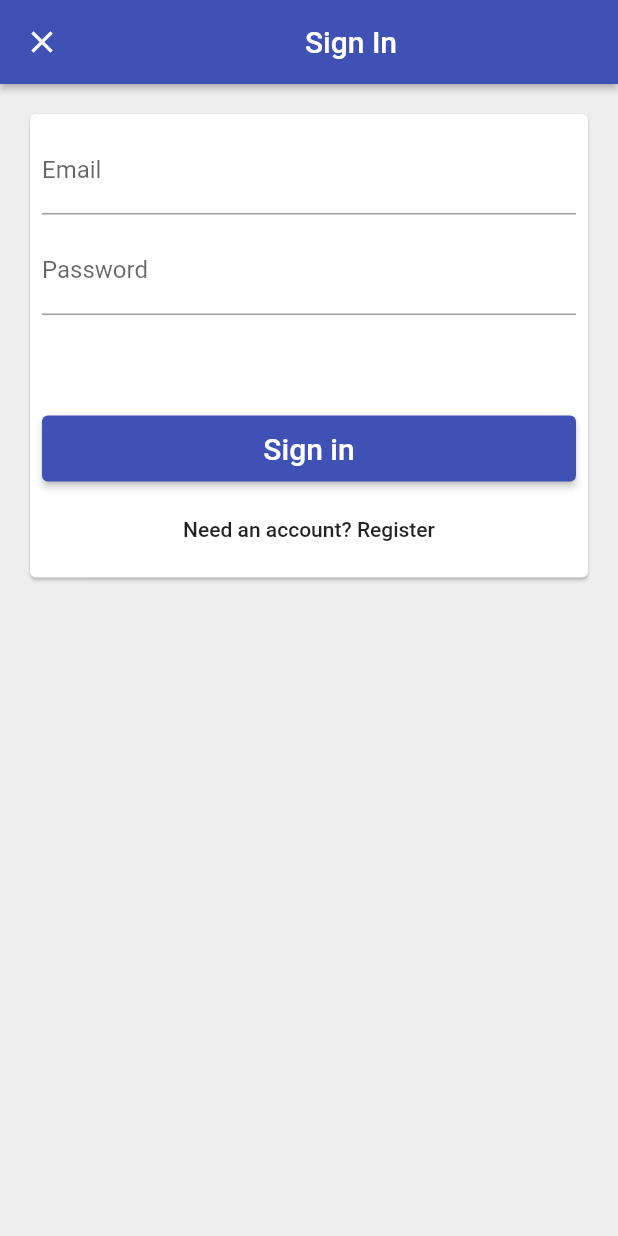
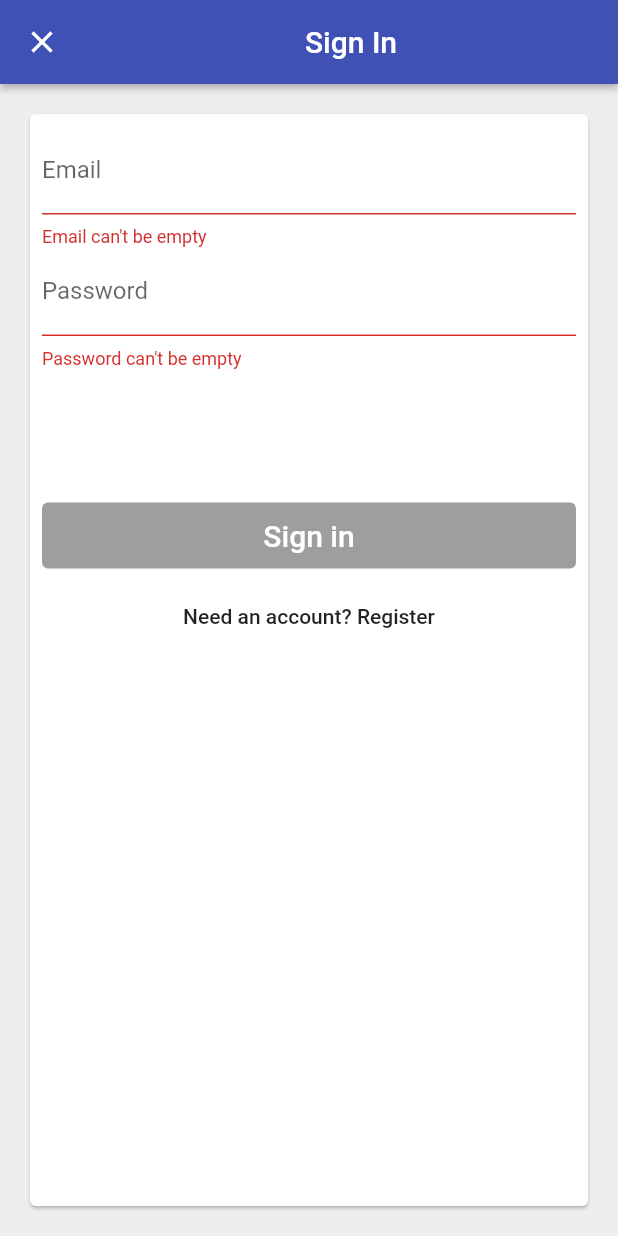
Before and after one commit to shalabym970/Taskes_Time_Trackers, a Flutter app: the screen it shows after launch, after a tap on "Sign in with Email", on a phone screen of 412 x 824 dp. Run offline on Flutter 3.47's test engine with Material 2 defaults, Android fonts, the light colour scheme and no system bars; our stand-ins replace firebase_auth, firebase_core, google_sign_in; missing offline and left inert: flutter_login_facebook; accounts and stored records are empty.

Commit message:
finsh the signIn with email

```diff
--- a/lib/app/sign_in/email_sign_in_form.dart
+++ b/lib/app/sign_in/email_sign_in_form.dart
@@ -1,12 +1,13 @@
 import 'package:flutter/cupertino.dart';
 import 'package:flutter/material.dart';
+import 'package:tasks_time_tracker/app/sign_in/validator.dart';
 import 'package:tasks_time_tracker/services/auth.dart';
 import 'package:tasks_time_tracker/widgets/form_submit_button.dart';
 
 enum EmailSignInFormType { signIn, register }
 
-class EmailSignInForm extends StatefulWidget {
-  const EmailSignInForm({Key? key, required this.authBase}) : super(key: key);
+class EmailSignInForm extends StatefulWidget with EmailAndPasswordValidation {
+  EmailSignInForm({Key? key, required this.authBase}) : super(key: key);
   final AuthBase authBase;
 
   @override
@@ -26,6 +27,8 @@ class _EmailSignInFormState extends State<EmailSignInForm> {
   String get _email => _emailController.text;
 
   String get _password => _passwordController.text;
+
+  String get _confirmationPassword => _confirmPasswordController.text;
   EmailSignInFormType _formType = EmailSignInFormType.signIn;
 
   void _submit() async {
@@ -33,7 +36,7 @@ class _EmailSignInFormState extends State<EmailSignInForm> {
       _formType == EmailSignInFormType.signIn
           ? await widget.authBase.signInWithEmailAndPassword(_email, _password)
           : await widget.authBase
-              .createUserWithEmailAndPassword(_email, _password);
+              .createUserWithEmailAndPassword(_email, _confirmationPassword);
       Navigator.of(context).pop();
     } catch (e) {
       print(e.toString());
@@ -67,19 +70,28 @@ class _EmailSignInFormState extends State<EmailSignInForm> {
     final _linkButtonText = _formType == EmailSignInFormType.signIn
         ? 'Need an account? Register'
         : 'You have an account? Sign in';
+    bool _sigInEnabled = widget.emailValidator.isValid(_email) &&
+        widget.passwordValidator.isValid(_password);
+    bool _registerEnabled = widget.emailValidator.isValid(_email) &&
+        widget.passwordValidator.isValid(_password) &&
+        widget.confirmationPasswordValidator.isValid(_confirmationPassword) &&
+        _confirmationPassword == _password;
     return [
       _buildEmailTextField(),
-      const SizedBox(
-        height: 8,
-      ),
       _buildPasswordTextField(),
-      _buildConfirmPasswordTextFeild(),
+      _buildConfirmPasswordTextField(),
       const SizedBox(
         height: 8,
       ),
       FormSubmitButton(
         text: _submitButtonText,
-        onPressed: _submit,
+        onPressed: _formType == EmailSignInFormType.signIn
+            ? _sigInEnabled
+                ? _submit
+                : null
+            : _registerEnabled
+                ? _submit
+                : null,
       ),
       const SizedBox(
         height: 8,
@@ -91,46 +103,60 @@ class _EmailSignInFormState extends State<EmailSignInForm> {
     ];
   }
 
-  Opacity _buildConfirmPasswordTextFeild() {
+  Widget _buildConfirmPasswordTextField() {
+    bool confirmationPasswordValid =
+        widget.confirmationPasswordValidator.isValid(_confirmationPassword);
     return Opacity(
       opacity: _formType == EmailSignInFormType.signIn ? 0 : 1,
       child: TextField(
         controller: _confirmPasswordController,
-        decoration: const InputDecoration(
+        decoration: InputDecoration(
           labelText: 'Confirm Password',
+          errorText:
+              confirmationPasswordValid && _confirmationPassword == _password
+                  ? null
+                  : widget.invalidConfirmationPasswordErrorText,
         ),
         obscureText: true,
+        onChanged: (email) => _updateSetState(),
         focusNode: _confirmPasswordFocusNode,
         onEditingComplete: _submit,
       ),
     );
   }
 
-  TextField _buildEmailTextField() {
+  Widget _buildEmailTextField() {
+    bool emailValid = widget.emailValidator.isValid(_email);
     return TextField(
       controller: _emailController,
-      decoration: const InputDecoration(
+      decoration: InputDecoration(
         labelText: 'Email',
         hintText: 'user@test.com',
+        errorText: emailValid ? null : widget.invalidEmailErrorText,
       ),
       autocorrect: false,
       keyboardType: TextInputType.emailAddress,
       textInputAction: TextInputAction.next,
       focusNode: _emailFocusNode,
+      onChanged: (email) => _updateSetState(),
       onEditingComplete: _onEmailEditingComplete,
     );
   }
 
-  TextField _buildPasswordTextField() {
+  Widget _buildPasswordTextField() {
+    bool passwordValid = widget.passwordValidator.isValid(_password);
+
     return TextField(
       controller: _passwordController,
-      decoration: const InputDecoration(
+      decoration: InputDecoration(
         labelText: 'Password',
+        errorText: passwordValid ? null : widget.invalidPasswordErrorText,
       ),
       obscureText: true,
       autocorrect: false,
       textInputAction: TextInputAction.done,
       focusNode: _passwordFocusNode,
+      onChanged: (password) => _updateSetState(),
       onEditingComplete: _formType == EmailSignInFormType.signIn
           ? _submit
           : _onPasswordEditingComplete,
@@ -141,11 +167,20 @@ class _EmailSignInFormState extends State<EmailSignInForm> {
   Widget build(BuildContext context) {
     return Padding(
       padding: const EdgeInsets.all(8),
-      child: Column(
-        crossAxisAlignment: CrossAxisAlignment.stretch,
-        mainAxisSize: MainAxisSize.min,
-        children: _buildChidren(),
+      child: ListView(
+        primary: true,
+        children: [
+          Column(
+            crossAxisAlignment: CrossAxisAlignment.stretch,
+            mainAxisSize: MainAxisSize.min,
+            children: _buildChidren(),
+          ),
+        ],
       ),
     );
   }
+
+  _updateSetState() {
+    setState(() {});
+  }
 }
--- /dev/null
+++ b/lib/app/sign_in/validator.dart
@@ -0,0 +1,19 @@
+abstract class StringValidator {
+  bool isValid(String value);
+}
+
+class NonEmptyStringValidator implements StringValidator {
+  @override
+  bool isValid(String value) {
+    return value.isNotEmpty;
+  }
+}
+
+class EmailAndPasswordValidation {
+  final StringValidator emailValidator = NonEmptyStringValidator();
+  final StringValidator passwordValidator = NonEmptyStringValidator();
+  final StringValidator confirmationPasswordValidator = NonEmptyStringValidator();
+  final String invalidEmailErrorText = "Email can't be empty";
+  final String invalidPasswordErrorText = "Password can't be empty";
+  final String invalidConfirmationPasswordErrorText = "Password confirmation is not match with password";
+}
--- a/lib/services/auth.dart
+++ b/lib/services/auth.dart
@@ -101,16 +101,16 @@ class Auth implements AuthBase {
   @override
   Future<User?> createUserWithEmailAndPassword(
       String email, String password) async {
-    final userCredential = await _firebaseAuth.signInWithCredential(
-        EmailAuthProvider.credential(email: email, password: password));
+    final userCredential = await _firebaseAuth.createUserWithEmailAndPassword(
+        email: email, password: password);
     return userCredential.user;
   }
 
   @override
   Future<User?> signInWithEmailAndPassword(
       String email, String password) async {
-    final userCredential = await _firebaseAuth.createUserWithEmailAndPassword(
-        email: email, password: password);
+    final userCredential = await _firebaseAuth.signInWithCredential(
+        EmailAuthProvider.credential(email: email, password: password));
     return userCredential.user;
   }
 }
```
Also changed, not shown: 3 other files.
